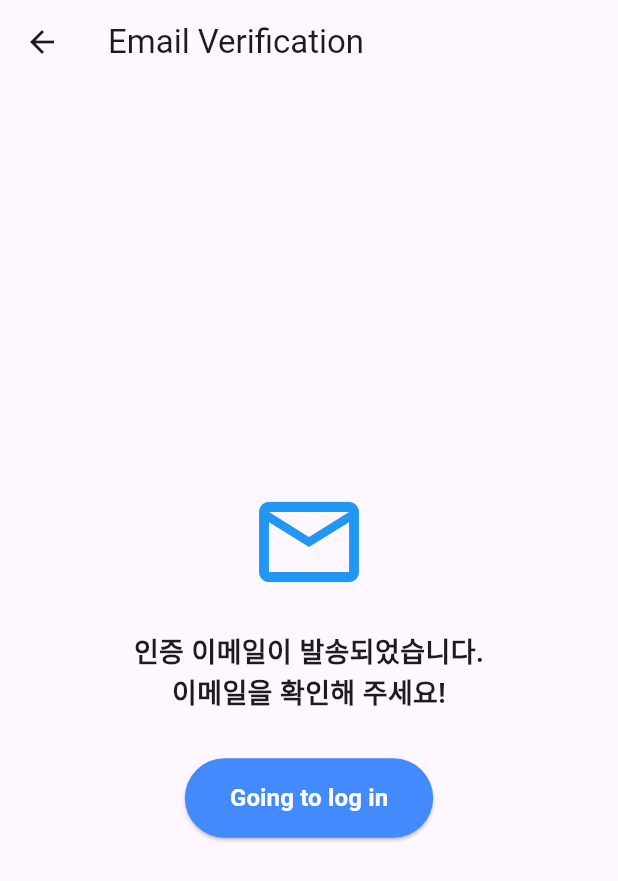
After one commit to rttitity/book-wiki_2024001761, a Flutter app: the VerificationScreen screen opened by its route, on a phone screen of 412 x 824 dp. The commit adds this screen. Shown: the top 881 px of the screen. Run offline on Flutter 3.47's test engine with Material 3 defaults, Android fonts, the phone set to English and light mode, and no system bars; our stand-ins replace cloud_firestore, firebase_auth, firebase_core, firebase_storage, fluttertoast, image_picker; accounts and stored records are empty; generated files the repository leaves out were written again.

Commit message:
로그인 기능 구현

```diff
--- a/lib/auth_screen.dart
+++ b/lib/auth_screen.dart
@@ -2,6 +2,8 @@ import 'package:firebase_auth/firebase_auth.dart';
 import 'package:flutter/gestures.dart';
 import 'package:flutter/material.dart';
 import 'utils/toast.dart';
+import 'verification_screen.dart';
+
 
 class AuthScreen extends StatefulWidget {
   const AuthScreen({Key? key}) : super(key: key);
@@ -31,9 +33,15 @@ class AuthScreenState extends State<AuthScreen> {
 
   void signUp() async {
     try {
-      await FirebaseAuth.instance.createUserWithEmailAndPassword(email: email, password: password);
+      await FirebaseAuth.instance.createUserWithEmailAndPassword(
+        email: email,
+        password: password,
+      );
       FirebaseAuth.instance.currentUser?.sendEmailVerification();
-      showToast('Verification email sent. Please check your inbox.');
+      Navigator.pushReplacement(
+        context,
+        MaterialPageRoute(builder: (context) => const VerificationScreen()),
+      );
     } catch (e) {
       showToast('Sign-up failed: $e');
     }
--- a/lib/main.dart
+++ b/lib/main.dart
@@ -4,6 +4,8 @@ import 'package:flutter/material.dart';
 import 'auth_screen.dart';
 import 'list_screen.dart';
 import 'firebase_options.dart';
+import 'verification_screen.dart';
+
 
 void main() async {
   WidgetsFlutterBinding.ensureInitialized();
@@ -22,6 +24,7 @@ class MyApp extends StatelessWidget {
       routes: {
         '/auth': (context) => const AuthScreen(),
         '/list': (context) => const ListScreen(),
+        '/verification': (context) => const VerificationScreen(),
       },
     );
   }
--- /dev/null
+++ b/lib/verification_screen.dart
@@ -0,0 +1,41 @@
+import 'package:flutter/material.dart';
+
+class VerificationScreen extends StatelessWidget {
+  const VerificationScreen({Key? key}) : super(key: key);
+
+  @override
+  Widget build(BuildContext context) {
+    return Scaffold(
+      appBar: AppBar(title: const Text("Email Verification")),
+      body: Center(
+        child: Column(
+          mainAxisAlignment: MainAxisAlignment.center,
+          children: [
+            const Icon(Icons.email_outlined, size: 80, color: Colors.blue),
+            const SizedBox(height: 20),
+            const Text(
+              "인증 이메일이 발송되었습니다.\n이메일을 확인해 주세요!",
+              textAlign: TextAlign.center,
+              style: TextStyle(fontSize: 18, fontWeight: FontWeight.bold),
+            ),
+            const SizedBox(height: 30),
+            ElevatedButton(
+              onPressed: () {
+                // 기존 화면 스택을 제거하고 로그인 화면으로 이동
+                Navigator.of(context).pushNamedAndRemoveUntil('/auth', (route) => false);
+              },
+              style: ElevatedButton.styleFrom(
+                backgroundColor: Colors.blueAccent,
+                padding: const EdgeInsets.symmetric(horizontal: 30, vertical: 15),
+              ),
+              child: const Text(
+                "Going to log in",
+                style: TextStyle(fontSize: 16, fontWeight: FontWeight.bold, color: Colors.white),
+              ),
+            ),
+          ],
+        ),
+      ),
+    );
+  }
+}
```
